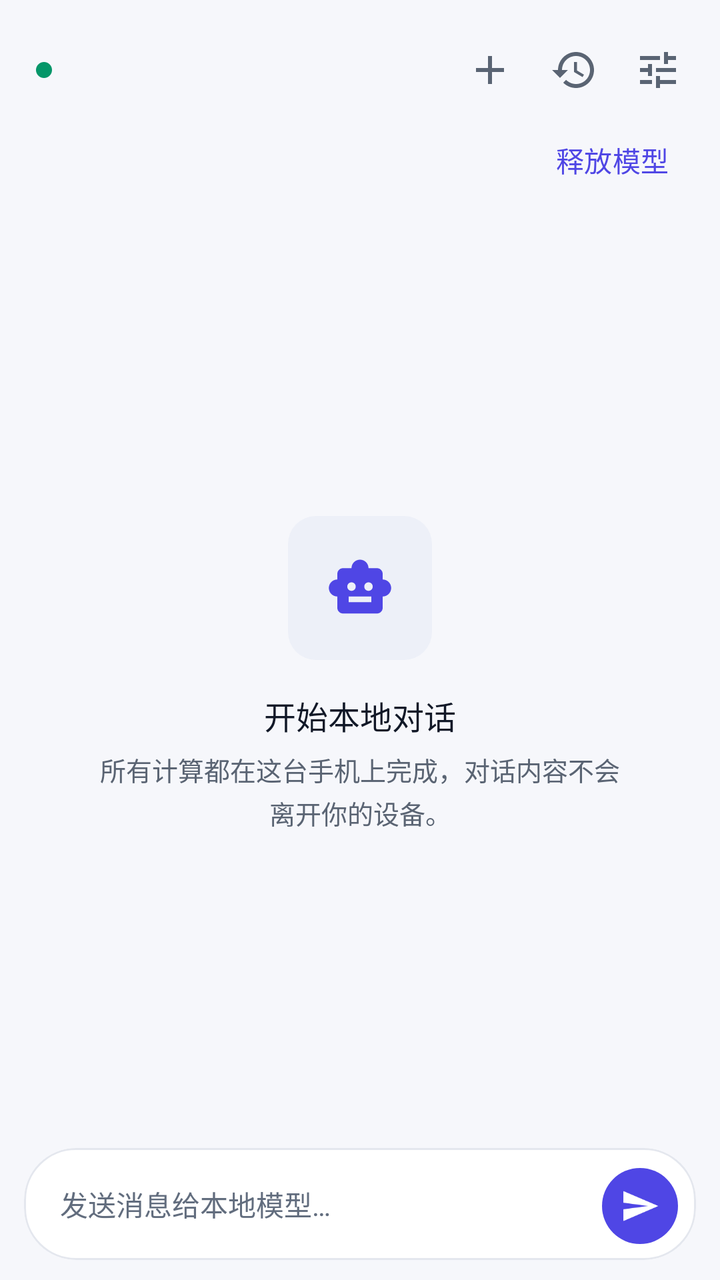
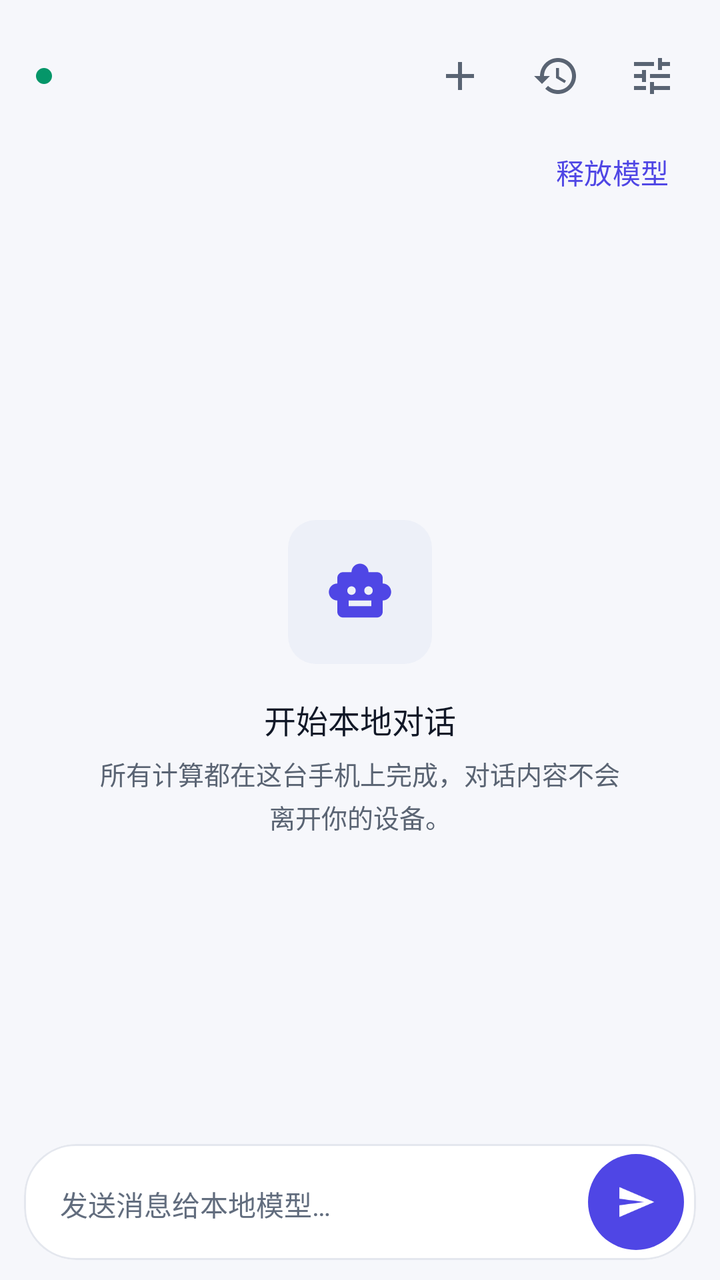

An Android layout rendered at two revisions. The XML below is the earlier revision; the diff shows what the commit changed to produce the second picture.
<!-- AndroidManifest.xml: application theme Theme.LocalAI -->
<!-- res/layout/fragment_chat.xml -->
<?xml version="1.0" encoding="utf-8"?>
<LinearLayout xmlns:android="http://schemas.android.com/apk/res/android"
    xmlns:app="http://schemas.android.com/apk/res-auto"
    android:layout_width="match_parent"
    android:layout_height="match_parent"
    android:orientation="vertical">

    
    <LinearLayout
        android:layout_width="match_parent"
        android:layout_height="wrap_content"
        android:orientation="horizontal"
        android:gravity="center_vertical"
        android:paddingStart="@dimen/pad_screen"
        android:paddingEnd="10dp"
        android:paddingTop="14dp">

        <View
            android:id="@+id/status_dot"
            android:layout_width="8dp"
            android:layout_height="8dp"
            android:background="@drawable/bg_dot" />

        <TextView
            android:id="@+id/text_model"
            style="@style/Text.App.ItemTitle"
            android:layout_width="0dp"
            android:layout_weight="1"
            android:layout_height="wrap_content"
            android:layout_marginStart="8dp"
            android:maxLines="2"
            android:ellipsize="end" />

        <ImageButton
            android:id="@+id/btn_new"
            android:layout_width="42dp"
            android:layout_height="42dp"
            android:background="?attr/selectableItemBackgroundBorderless"
            android:src="@drawable/ic_add"
            app:tint="@color/text_secondary"
            android:contentDescription="@string/action_new_conversation" />

        <ImageButton
            android:id="@+id/btn_history"
            android:layout_width="42dp"
            android:layout_height="42dp"
            android:background="?attr/selectableItemBackgroundBorderless"
            android:src="@drawable/ic_history"
            app:tint="@color/text_secondary"
            android:contentDescription="@string/history_title" />

        <ImageButton
            android:id="@+id/btn_switch"
            android:layout_width="42dp"
            android:layout_height="42dp"
            android:background="?attr/selectableItemBackgroundBorderless"
            android:src="@drawable/ic_tune"
            app:tint="@color/text_secondary"
            android:contentDescription="@string/picker_title" />
    </LinearLayout>

    <LinearLayout
        android:layout_width="match_parent"
        android:layout_height="wrap_content"
        android:orientation="horizontal"
        android:gravity="center_vertical"
        android:paddingStart="@dimen/pad_screen"
        android:paddingEnd="10dp">

        <TextView
            android:id="@+id/text_model_state"
            style="@style/Text.App.BodySec"
            android:layout_width="0dp"
            android:layout_weight="1"
            android:layout_height="wrap_content"
            android:accessibilityLiveRegion="polite" />

        <com.google.android.material.button.MaterialButton
            android:id="@+id/btn_unload_model"
            style="@style/Widget.Material3.Button.TextButton"
            android:layout_width="wrap_content"
            android:layout_height="wrap_content"
            android:minHeight="48dp"
            android:text="@string/chat_unload_model" />
    </LinearLayout>

    
    <FrameLayout
        android:layout_width="match_parent"
        android:layout_height="0dp"
        android:layout_weight="1">

        <androidx.recyclerview.widget.RecyclerView
            android:id="@+id/messages"
            android:layout_width="match_parent"
            android:layout_height="match_parent"
            android:clipToPadding="false"
            android:paddingBottom="8dp" />

        <LinearLayout
            android:id="@+id/empty_wrap"
            android:layout_width="wrap_content"
            android:layout_height="wrap_content"
            android:layout_gravity="center"
            android:orientation="vertical"
            android:gravity="center"
            android:padding="24dp">

            <FrameLayout
                android:layout_width="72dp"
                android:layout_height="72dp">

                <View
                    android:layout_width="match_parent"
                    android:layout_height="match_parent"
                    android:background="@drawable/bg_soft_box" />

                <ImageView
                    android:layout_width="34dp"
                    android:layout_height="34dp"
                    android:layout_gravity="center"
                    android:src="@drawable/ic_robot"
                    app:tint="@color/md_primary" />
            </FrameLayout>

            <TextView
                style="@style/Text.App.Section"
                android:layout_width="wrap_content"
                android:layout_height="wrap_content"
                android:layout_marginTop="16dp"
                android:text="@string/chat_empty_title" />

            <TextView
                style="@style/Text.App.BodySec"
                android:layout_width="wrap_content"
                android:layout_height="wrap_content"
                android:maxWidth="260dp"
                android:gravity="center"
                android:layout_marginTop="6dp"
                android:text="@string/chat_empty_sub" />
        </LinearLayout>
    </FrameLayout>

    
    <com.google.android.material.card.MaterialCardView
        android:layout_width="match_parent"
        android:layout_height="wrap_content"
        android:layout_marginStart="12dp"
        android:layout_marginEnd="12dp"
        android:layout_marginBottom="10dp"
        android:layout_marginTop="4dp"
        app:cardCornerRadius="26dp">

        <LinearLayout
            android:layout_width="match_parent"
            android:layout_height="wrap_content"
            android:orientation="horizontal"
            android:gravity="bottom"
            android:paddingStart="18dp"
            android:paddingEnd="6dp"
            android:paddingTop="5dp"
            android:paddingBottom="5dp">

            <EditText
                android:id="@+id/input"
                style="@style/Text.App.Body"
                android:layout_width="0dp"
                android:layout_weight="1"
                android:layout_height="wrap_content"
                android:minHeight="46dp"
                android:maxLines="4"
                android:background="@null"
                android:hint="@string/chat_input_hint"
                android:textColorHint="@color/text_tertiary"
                android:inputType="textMultiLine|textCapSentences"
                android:imeOptions="actionNone"
                android:importantForAutofill="no" />

            <FrameLayout
                android:layout_width="44dp"
                android:layout_height="44dp">

                <com.google.android.material.button.MaterialButton
                    android:id="@+id/btn_send"
                    style="@style/Widget.Material3.Button.IconButton.Filled"
                    android:layout_width="38dp"
                    android:layout_height="38dp"
                    android:layout_gravity="center"
                    app:icon="@drawable/ic_send"
                    app:iconGravity="textStart"
                    app:iconPadding="0dp"
                    android:insetLeft="0dp"
                    android:insetRight="0dp"
                    android:insetTop="0dp"
                    android:insetBottom="0dp"
                    android:contentDescription="@string/action_send" />
            </FrameLayout>
        </LinearLayout>
    </com.google.android.material.card.MaterialCardView>

</LinearLayout>
<!-- resources referenced by this layout -->
<resources>
  <color name="md_primary">#4F46E5</color>
  <color name="text_secondary">#5A6473</color>
  <color name="text_tertiary">#626D7E</color>
  <dimen name="pad_screen">18dp</dimen>
  <!-- drawable bg_dot (drawable) -->
  <?xml version="1.0" encoding="utf-8"?>
  <shape xmlns:android="http://schemas.android.com/apk/res/android" android:shape="oval">
      <solid android:color="@color/status_success" />
      <size android:width="8dp" android:height="8dp" />
  </shape>
  <!-- drawable bg_soft_box (drawable) -->
  <?xml version="1.0" encoding="utf-8"?>
  <shape xmlns:android="http://schemas.android.com/apk/res/android" android:shape="rectangle">
      <solid android:color="?attr/colorSurfaceVariant" />
      <corners android:radius="14dp" />
  </shape>
  <string name="action_new_conversation">新建会话</string>
  <string name="action_send">发送消息</string>
  <string name="chat_empty_sub">所有计算都在这台手机上完成，对话内容不会离开你的设备。</string>
  <string name="chat_empty_title">开始本地对话</string>
  <string name="chat_input_hint">发送消息给本地模型…</string>
  <string name="chat_unload_model">释放模型</string>
  <string name="history_title">会话历史</string>
  <string name="picker_title">切换模型</string>
  <style name="Text.App.Body" parent="android:TextAppearance">
          <item name="android:textSize">14sp</item>
          <item name="android:textColor">@color/text_primary</item>
          <item name="android:lineSpacingExtra">4sp</item>
      </style>
  <style name="Text.App.BodySec" parent="android:TextAppearance">
          <item name="android:textSize">13sp</item>
          <item name="android:textColor">@color/text_secondary</item>
          <item name="android:lineSpacingExtra">3sp</item>
      </style>
  <style name="Text.App.ItemTitle" parent="android:TextAppearance">
          <item name="android:textSize">14sp</item>
          <item name="android:fontFamily">sans-serif-medium</item>
          <item name="android:textColor">@color/text_primary</item>
          <item name="android:maxLines">1</item>
          <item name="android:ellipsize">end</item>
      </style>
  <style name="Text.App.Section" parent="android:TextAppearance">
          <item name="android:textSize">16sp</item>
          <item name="android:fontFamily">sans-serif-medium</item>
          <item name="android:textColor">@color/text_primary</item>
      </style>
  <color name="status_success">#059669</color>
  <color name="text_primary">#111827</color>
  <color name="md_on_primary">#FFFFFF</color>
  <color name="md_primary_container">#E0E7FF</color>
  <color name="md_on_primary_container">#1E1B4B</color>
  <color name="md_secondary">#0D9488</color>
  <color name="md_on_secondary">#FFFFFF</color>
  <color name="md_secondary_container">#CCFBF1</color>
  <color name="md_on_secondary_container">#042F2E</color>
  <color name="md_tertiary">#D97706</color>
  <color name="md_on_tertiary">#FFFFFF</color>
  <color name="md_tertiary_container">#FEF3C7</color>
  <color name="md_on_tertiary_container">#78350F</color>
  <color name="surface">#FFFFFF</color>
  <color name="on_surface">#111827</color>
  <color name="surface_variant">#EDF0F8</color>
  <color name="on_surface_variant">#5A6473</color>
  <color name="outline">#E4E7EE</color>
  <color name="status_danger">#DC2626</color>
  <color name="app_background">#F6F7FB</color>
  <style name="Widget.App.Chip" parent="Widget.Material3.Chip.Filter">
          <item name="android:textSize">12sp</item>
          <item name="chipMinHeight">30dp</item>
          <item name="chipStartPadding">12dp</item>
          <item name="chipEndPadding">12dp</item>
          <item name="checkedIconVisible">false</item>
      </style>
  <style name="Widget.App.NavIndicator" parent="Widget.Material3.BottomNavigationView.ActiveIndicator">
          <item name="android:color">?attr/colorPrimaryContainer</item>
      </style>
  <dimen name="radius_card">18dp</dimen>
  <!-- unchanged entries left out for length: 8 -->
</resources>

<!-- the commit's change to res/layout/fragment_chat.xml (unified diff, before → after) -->
@@ -29,12 +29,13 @@
             android:layout_height="wrap_content"
             android:layout_marginStart="8dp"
             android:maxLines="2"
+            android:breakStrategy="balanced"
             android:ellipsize="end" />
 
         <ImageButton
             android:id="@+id/btn_new"
-            android:layout_width="42dp"
-            android:layout_height="42dp"
+            android:layout_width="48dp"
+            android:layout_height="48dp"
             android:background="?attr/selectableItemBackgroundBorderless"
             android:src="@drawable/ic_add"
             app:tint="@color/text_secondary"
@@ -42,8 +43,8 @@
 
         <ImageButton
             android:id="@+id/btn_history"
-            android:layout_width="42dp"
-            android:layout_height="42dp"
+            android:layout_width="48dp"
+            android:layout_height="48dp"
             android:background="?attr/selectableItemBackgroundBorderless"
             android:src="@drawable/ic_history"
             app:tint="@color/text_secondary"
@@ -51,8 +52,8 @@
 
         <ImageButton
             android:id="@+id/btn_switch"
-            android:layout_width="42dp"
-            android:layout_height="42dp"
+            android:layout_width="48dp"
+            android:layout_height="48dp"
             android:background="?attr/selectableItemBackgroundBorderless"
             android:src="@drawable/ic_tune"
             app:tint="@color/text_secondary"
@@ -177,14 +178,14 @@
                 android:importantForAutofill="no" />
 
             <FrameLayout
-                android:layout_width="44dp"
-                android:layout_height="44dp">
+                android:layout_width="48dp"
+                android:layout_height="48dp">
 
                 <com.google.android.material.button.MaterialButton
                     android:id="@+id/btn_send"
                     style="@style/Widget.Material3.Button.IconButton.Filled"
-                    android:layout_width="38dp"
-                    android:layout_height="38dp"
+                    android:layout_width="48dp"
+                    android:layout_height="48dp"
                     android:layout_gravity="center"
                     app:icon="@drawable/ic_send"
                     app:iconGravity="textStart"
